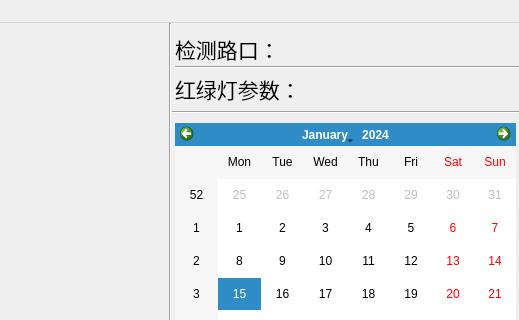
Old version of the form gui/Main.ui in the repository 31029/TrafficDetect; both pictures show x 635 to 1154 and y 0 to 320 of the 1154 by 885 pixel window.
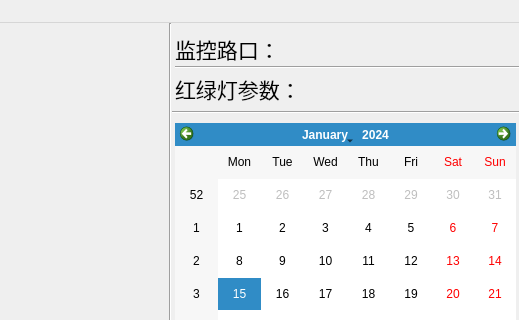
New version of the form.

Patch:
```diff
--- a/gui/Main.ui
+++ b/gui/Main.ui
@@ -108,7 +108,7 @@
      </font>
     </property>
     <property name="text">
-     <string>检测路口：</string>
+     <string>监控路口：</string>
     </property>
    </widget>
    <widget class="QLabel" name="label_road_text">
```
